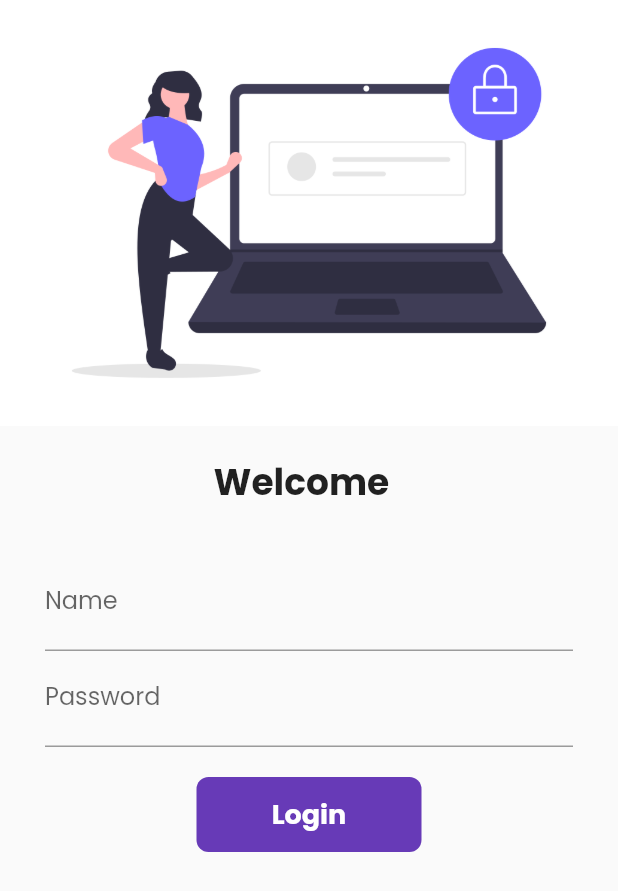
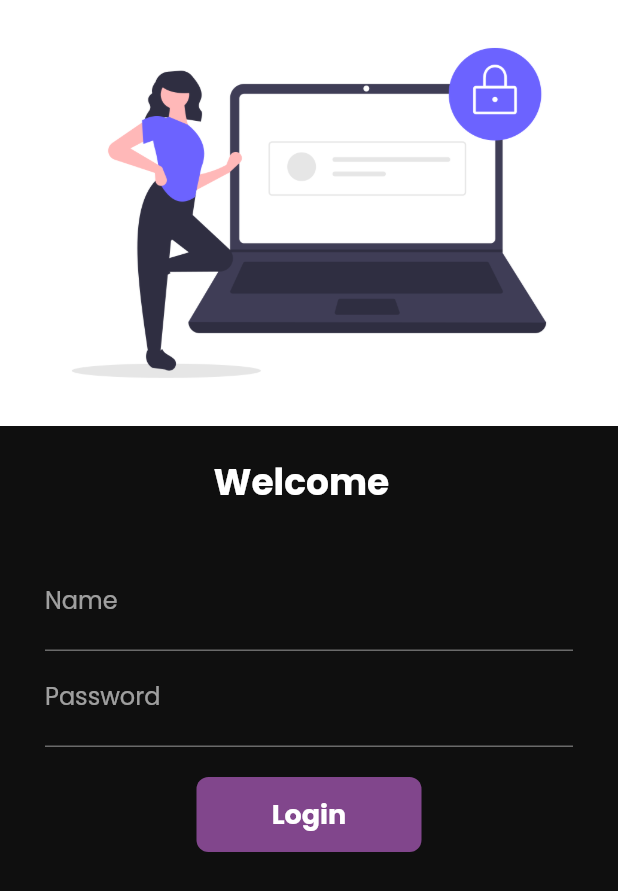
Before and after one commit to aaqsa96/catalog-app, a Flutter app: the LoginPage screen opened by its route, on a phone screen of 412 x 824 dp. Shown: the top 891 px of the screen. Run offline on Flutter 3.47's test engine with Material 2 defaults, Android fonts, the phone set to English and light mode, and no system bars; our stand-ins replace google_fonts, velocity_x; network calls fail.

Commit message:
day10 completed with system theming

```diff
--- a/lib/main.dart
+++ b/lib/main.dart
@@ -16,7 +16,7 @@ class MyApp extends StatelessWidget {
     return MaterialApp(
       title: 'Catalog App',
       //home: HomePage(),
-      themeMode: ThemeMode.light,
+      themeMode: ThemeMode.dark,
       theme: MyTheme.lightTheme(context),
       darkTheme: MyTheme.darkTheme(context),
       initialRoute: MyRoutes.homeRoute,
--- a/lib/pages/login_page.dart
+++ b/lib/pages/login_page.dart
@@ -1,5 +1,6 @@
 import 'package:flutter/material.dart';
 import 'package:flutter_catalog_app/utils/routes.dart';
+import 'package:velocity_x/velocity_x.dart';
 
 class LoginPage extends StatefulWidget {
   @override
@@ -15,6 +16,7 @@ class _LoginPageState extends State<LoginPage> {
   @override
   Widget build(BuildContext context) {
     return Scaffold(
+      backgroundColor: context.theme.canvasColor,
       body: SingleChildScrollView(
         child: Form(
           key: _formKey,
@@ -82,7 +84,7 @@ class _LoginPageState extends State<LoginPage> {
                     ),
                     Material(
                       ///to show ripple effect on its top it require material widget
-                      color: Colors.deepPurple,
+                      color: context.theme.buttonColor,
                       borderRadius:
                           BorderRadius.circular(changeButton ? 50 : 8),
                       child: InkWell(
--- a/lib/widgets/home_widgets/catalog_header.dart
+++ b/lib/widgets/home_widgets/catalog_header.dart
@@ -12,7 +12,7 @@ class CatalogHeader extends StatelessWidget {
             .text
             .xl5
             .bold
-            .color(MyTheme.darkBluishColor)
+            .color(context.theme.accentColor)
             .make(), //same work like text widget
         "Trending Products".text.make(),
       ],
--- a/lib/widgets/home_widgets/catalog_image.dart
+++ b/lib/widgets/home_widgets/catalog_image.dart
@@ -12,7 +12,7 @@ class CatalogImage extends StatelessWidget {
         .box
         .rounded
         .p16
-        .color(Colors.white)
+        .color(context.canvasColor)
         .make()
         .p16()
         .w40(context);
--- a/lib/widgets/themes.dart
+++ b/lib/widgets/themes.dart
@@ -1,8 +1,13 @@
 import 'package:flutter/material.dart';
 import 'package:google_fonts/google_fonts.dart';
+import 'package:velocity_x/velocity_x.dart';
 
 class MyTheme {
   static ThemeData lightTheme(BuildContext context) => ThemeData(
+        cardColor: Colors.white,
+        canvasColor: creamColor,
+        buttonColor: darkBluishColor,
+        accentColor: darkBluishColor,
         appBarTheme: AppBarTheme(
           color: Colors.white,
           elevation: 0.0,
@@ -14,9 +19,26 @@ class MyTheme {
       );
   static ThemeData darkTheme(BuildContext context) => ThemeData(
         brightness: Brightness.dark,
+        cardColor: Colors.black,
+        canvasColor: darkCreamColor,
+        buttonColor: lightBluishColor,
+        accentColor: Colors.white,
+        appBarTheme: AppBarTheme(
+          color: Colors.black,
+          elevation: 0.0,
+          iconTheme: IconThemeData(color: Colors.black),
+          textTheme: Theme.of(context).textTheme,
+        ),
+        primarySwatch: Colors.deepPurple,
+        fontFamily: GoogleFonts.poppins().fontFamily,
       );
 
   //colors
   static Color creamColor = Color(0xfff5f5f5);
+  static Color darkCreamColor = Color(0xff0f0f0f);
+  //static Color darkCreamColor = Color(0xff0f0e0f);
   static Color darkBluishColor = Color(0xff403b58);
+
+  // static Color lightBluishColor = Vx.indigo500;
+  static Color lightBluishColor = Color(0xff81468c);
 }
```
Also changed, not shown: lib/pages/cart_page.dart (+10 -1 lines), lib/pages/home.dart (+12 -2 lines), lib/pages/home_detail_page.dart (+9 -8 lines), lib/widgets/home_widgets/catalog_list.dart (+12 -7 lines).
